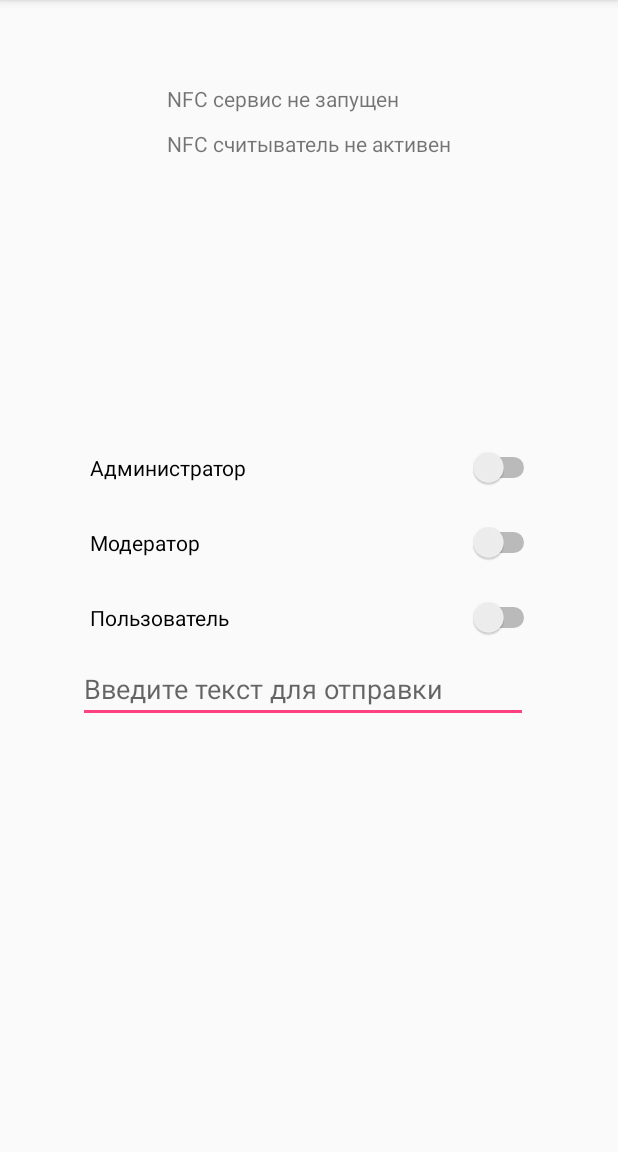
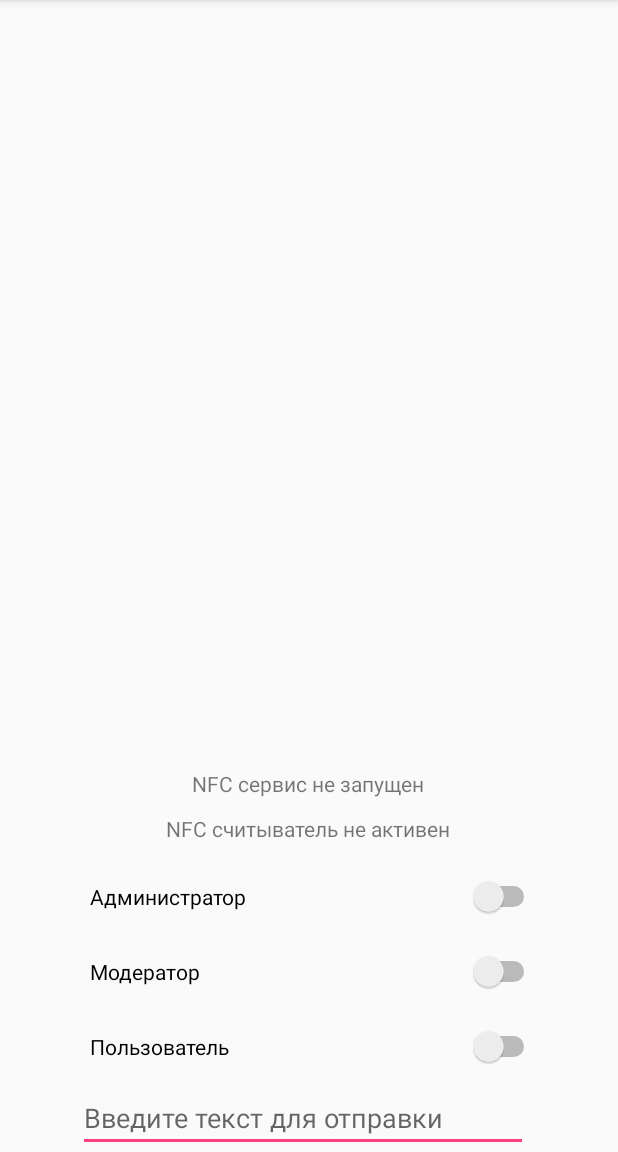
Before and after one commit to nixbyte/NFCDemoMobile, an Android app: the screen it shows after launch (MainActivity), on a phone screen of 412 x 824 dp, the part 84-1236 px from its top. Run offline under Robolectric (Android 15) with nearby library versions, the phone set to English and light mode, and no system bars.

```diff
--- a/app/src/main/AndroidManifest.xml
+++ b/app/src/main/AndroidManifest.xml
@@ -16,7 +16,8 @@
         android:supportsRtl="true"
         android:theme="@style/AppTheme">
         <activity android:name=".MainActivity"
-            android:screenOrientation="portrait">
+            android:screenOrientation="portrait"
+            android:windowSoftInputMode="stateHidden">
             <intent-filter>
                 <action android:name="android.intent.action.MAIN" />
 
--- a/app/src/main/java/com/nixbyte/nfcdemo/MainPresenter.java
+++ b/app/src/main/java/com/nixbyte/nfcdemo/MainPresenter.java
@@ -13,7 +13,10 @@ import android.support.v4.content.LocalBroadcastManager;
 import android.text.Editable;
 import android.text.TextWatcher;
 import android.util.Log;
+import android.widget.ArrayAdapter;
 import android.widget.CompoundButton;
+
+import java.util.ArrayList;
 
 public class MainPresenter implements Presenter<MainView> {
 
@@ -22,18 +25,38 @@ public class MainPresenter implements Presenter<MainView> {
     private MainView view;
     private Activity activity;
     private BroadcastReceiver mMessageReceiver;
+    private ArrayList<String> log;
+    private ArrayAdapter<String> adapter;
+
+    private static final int LOG_SIZE = 300;
 
 
     public MainPresenter(Activity activity) {
         this.activity = activity;
 
+        log = new ArrayList<>();
+        adapter = new ArrayAdapter<>(activity,android.R.layout.simple_spinner_dropdown_item,log);
+
         this.mMessageReceiver = new BroadcastReceiver() {
             @Override
             public void onReceive(Context context, Intent intent) {
                 // Get extra data included in the Intent
-                boolean message = intent.getBooleanExtra("status",false);
+                boolean isActive = intent.getBooleanExtra("status",false);
 
-                if(message)
+                String message = intent.getStringExtra("message");
+
+                if(message != null) {
+                    if (log.size() < LOG_SIZE) {
+                        log.add(0,message);
+                    } else {
+                        log.clear();
+                        log.add(0,message);
+                    }
+                }
+
+                adapter.notifyDataSetChanged();
+
+                if(isActive)
                     view.status.setText("NFC считыватель активен");
                 else
                     view.status.setText("NFC считыватель не активен");
@@ -49,13 +72,12 @@ public class MainPresenter implements Presenter<MainView> {
     public void onViewAttached(final MainView view) {
         this.view = view;
 
+        this.view.log.setAdapter(adapter);
+
         NfcManager manager = (NfcManager) activity.getSystemService(Context.NFC_SERVICE);
         NfcAdapter adapter = manager.getDefaultAdapter();
 
         final Intent intent = new Intent(activity,MyHostApduService.class);
-
-
-
 
         if (adapter != null && adapter.isEnabled()) {
             this.view.nfcServiceStatus.setText("NFC сервис запущен");
@@ -128,14 +150,4 @@ public class MainPresenter implements Presenter<MainView> {
     public void onDestroyed() {
         this.view = null;
     }
-
-    private boolean isMyServiceRunning(Class<?> serviceClass) {
-        ActivityManager manager = (ActivityManager) activity.getSystemService(Context.ACTIVITY_SERVICE);
-        for (ActivityManager.RunningServiceInfo service : manager.getRunningServices(Integer.MAX_VALUE)) {
-            if (serviceClass.getName().equals(service.service.getClassName())) {
-                return true;
-            }
-        }
-        return false;
-    }
 }
--- a/app/src/main/java/com/nixbyte/nfcdemo/MainView.java
+++ b/app/src/main/java/com/nixbyte/nfcdemo/MainView.java
@@ -3,6 +3,7 @@ package com.nixbyte.nfcdemo;
 import android.support.v7.app.AppCompatActivity;
 import android.view.View;
 import android.widget.EditText;
+import android.widget.ListView;
 import android.widget.Switch;
 import android.widget.TextView;
 
@@ -10,6 +11,7 @@ public class MainView {
 
     public TextView status;
     public TextView nfcServiceStatus;
+    public ListView log;
     public Switch admin;
     public Switch moder;
     public Switch user;
@@ -22,5 +24,6 @@ public class MainView {
         this.moder = rootView.findViewById(R.id.moder);
         this.user = rootView.findViewById(R.id.user);
         this.text = rootView.findViewById(R.id.text);
+        this.log = rootView.findViewById(R.id.log);
     }
 }
--- a/app/src/main/res/layout/activity_main.xml
+++ b/app/src/main/res/layout/activity_main.xml
@@ -1,60 +1,59 @@
 <?xml version="1.0" encoding="utf-8"?>
-<android.support.constraint.ConstraintLayout xmlns:android="http://schemas.android.com/apk/res/android"
+<RelativeLayout xmlns:android="http://schemas.android.com/apk/res/android"
     xmlns:app="http://schemas.android.com/apk/res-auto"
     xmlns:tools="http://schemas.android.com/tools"
     android:layout_width="match_parent"
     android:layout_height="match_parent"
     tools:context=".MainActivity">
 
+    <RelativeLayout
+        android:layout_width="match_parent"
+        android:layout_height="wrap_content"
+        android:id="@+id/controlPanel"
+        android:layout_alignParentBottom="true"
+        android:orientation="vertical">
+
 
         <LinearLayout
+            android:id="@+id/status_layout"
             android:layout_width="wrap_content"
             android:layout_height="wrap_content"
-        android:orientation="vertical"
-        app:layout_constraintLeft_toLeftOf="parent"
-        app:layout_constraintRight_toRightOf="parent">
+            android:layout_alignParentTop="true"
+            android:layout_centerHorizontal="true"
+            android:orientation="vertical">
 
             <TextView
-        android:layout_marginTop="?attr/actionBarSize"
+                android:id="@+id/nfc_service_status"
                 android:layout_width="wrap_content"
                 android:layout_height="30dp"
-        android:text="NFC сервис не запущен"
-        android:id="@+id/nfc_service_status"/>
+                android:layout_marginTop="?attr/actionBarSize"
+                android:layout_gravity="center"
+                android:text="NFC сервис не запущен" />
 
             <TextView
+                android:id="@+id/nfc_status"
                 android:layout_width="wrap_content"
                 android:layout_height="30dp"
-        android:text="NFC считыватель не активен"
-        android:id="@+id/nfc_status"/>
-
-    </LinearLayout>
-
-    <LinearLayout
-        android:layout_width="wrap_content"
-        android:layout_height="wrap_content"
-        android:orientation="vertical"
-        app:layout_constraintBottom_toBottomOf="parent"
-        app:layout_constraintLeft_toLeftOf="parent"
-        app:layout_constraintRight_toRightOf="parent"
-        app:layout_constraintTop_toTopOf="parent" >
+                android:layout_gravity="center"
+                android:text="NFC считыватель не активен" />
 
             <Switch
                 android:id="@+id/admin"
-            android:layout_width= "300dp"
+                android:layout_width="300dp"
                 android:layout_height="50dp"
                 android:layout_marginStart="8dp"
                 android:text="Администратор" />
 
             <Switch
                 android:id="@+id/moder"
-            android:layout_width= "300dp"
+                android:layout_width="300dp"
                 android:layout_height="50dp"
                 android:layout_marginStart="8dp"
                 android:text="Модератор" />
 
             <Switch
                 android:id="@+id/user"
-            android:layout_width= "300dp"
+                android:layout_width="300dp"
                 android:layout_height="50dp"
                 android:layout_marginStart="8dp"
                 android:text="Пользователь" />
@@ -65,12 +64,20 @@
                 android:layout_width="300dp"
                 android:layout_height="wrap_content"
                 android:ems="10"
-            android:inputType="textPersonName"
-            android:hint="Введите текст для отправки" />
-
+                android:focusableInTouchMode="true"
+                android:hint="Введите текст для отправки"
+                android:inputType="textPersonName" />
 
         </LinearLayout>
 
+    </RelativeLayout>
 
+    <ListView
 
-</android.support.constraint.ConstraintLayout>
+        android:id="@+id/log"
+        android:layout_marginTop="10dp"
+        android:layout_above="@id/controlPanel"
+        android:layout_width="match_parent"
+        android:layout_height="wrap_content"/>
+
+</RelativeLayout>
--- /dev/null
+++ b/app/src/main/res/layout/list_item.xml
@@ -0,0 +1,5 @@
+<?xml version="1.0" encoding="utf-8"?>
+<TextView android:id="@+id/log_item"
+    android:layout_width="wrap_content"
+    android:layout_height="wrap_content"
+    xmlns:android="http://schemas.android.com/apk/res/android" />
```
Also changed, not shown: app/src/main/java/com/nixbyte/nfcdemo/MyHostApduService.java (+8 -0 lines). Lines whose indentation alone changed are shown as unchanged.
